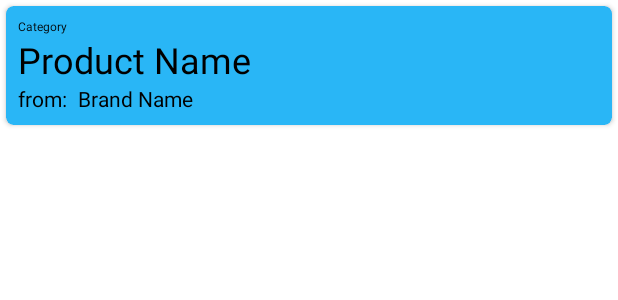
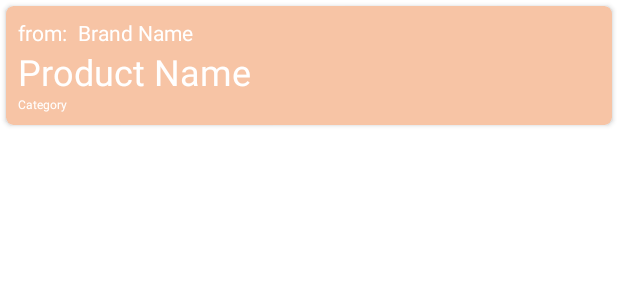
Before and after one commit to hassambitw/shop-manager-android-application, an Android app: the layout product_item.xml on its own in the app's theme, with its tools: preview values and no code run, on a phone screen of 412 x 824 dp. Shown: the top 300 px of the screen. Run offline under Robolectric (Android 15) with nearby library versions, the phone set to English and light mode, and no system bars.

Commit message:
minor tweaks to interface, plus some addition to colours

```diff
--- a/app/src/main/java/com/example/atry/MainActivity.java
+++ b/app/src/main/java/com/example/atry/MainActivity.java
@@ -26,6 +26,7 @@ public class MainActivity extends AppCompatActivity implements NavigationView.On
         drawer = findViewById(R.id.drawer_layout); //menu
         Toolbar toolbar = findViewById(R.id.toolbar); //makes your own toolbar, needed inorder to make your nav drawer functional
         //also remove the other actionbar using NoActionBar theme
+        toolbar.setBackgroundColor(getResources().getColor(R.color.weirdbluevariant));
         setSupportActionBar(toolbar);
 
         NavigationView nav_view = findViewById(R.id.nav_view);
--- a/app/src/main/res/layout/nav_header.xml
+++ b/app/src/main/res/layout/nav_header.xml
@@ -2,7 +2,7 @@
 <LinearLayout xmlns:android="http://schemas.android.com/apk/res/android"
     android:layout_width="match_parent"
     android:layout_height="176dp"
-    android:background="@color/purple_200"
+    android:background="@color/weirdyellowvariant"
     android:orientation="vertical"
     android:padding="16dp"
     android:theme="@style/ThemeOverlay.AppCompat.Dark">
@@ -14,6 +14,7 @@
         android:paddingTop="48dp"
         android:text="Welcome!"
         android:textAppearance="@style/TextAppearance.AppCompat.Body1"
+        android:textColor="@color/black"
         android:textSize="36sp"></TextView>
 
     <TextView
@@ -22,6 +23,7 @@
         android:layout_height="wrap_content"
         android:paddingTop="4dp"
         android:text="Manager"
+        android:textColor="@color/black"
         android:textSize="20sp"></TextView>
 
 </LinearLayout>
--- a/app/src/main/res/layout/product_item.xml
+++ b/app/src/main/res/layout/product_item.xml
@@ -6,7 +6,7 @@
     android:layout_margin="4dp"
     android:orientation="vertical"
     android:padding="8dp"
-    app:cardBackgroundColor="#29B6F6"
+    app:cardBackgroundColor="@color/weirdyellow"
     app:cardCornerRadius="5dp">
 
     <LinearLayout
@@ -14,22 +14,6 @@
         android:layout_height="match_parent"
         android:orientation="vertical"
         android:padding="8dp">
-
-        <TextView
-            android:id="@+id/category"
-            android:layout_width="match_parent"
-            android:layout_height="wrap_content"
-            android:text="Category"
-            android:textColor="@color/black"
-            android:textSize="8sp" />
-
-        <TextView
-            android:id="@+id/productName"
-            android:layout_width="match_parent"
-            android:layout_height="wrap_content"
-            android:text="Product Name"
-            android:textColor="@color/black"
-            android:textSize="24sp" />
 
         <LinearLayout
             android:layout_width="match_parent"
@@ -41,7 +25,7 @@
                 android:layout_width="wrap_content"
                 android:layout_height="wrap_content"
                 android:text="from: "
-                android:textColor="@color/black" />
+                android:textColor="@color/white" />
 
             <TextView
                 android:id="@+id/brandName"
@@ -49,9 +33,25 @@
                 android:layout_height="wrap_content"
                 android:paddingLeft="4dp"
                 android:text="Brand Name"
-                android:textColor="@color/black" />
+                android:textColor="@color/white" />
 
         </LinearLayout>
+
+        <TextView
+            android:id="@+id/productName"
+            android:layout_width="match_parent"
+            android:layout_height="wrap_content"
+            android:text="Product Name"
+            android:textColor="@color/white"
+            android:textSize="24sp" />
+
+        <TextView
+            android:id="@+id/category"
+            android:layout_width="match_parent"
+            android:layout_height="wrap_content"
+            android:text="Category"
+            android:textColor="@color/white"
+            android:textSize="8sp" />
     </LinearLayout>
 
 </androidx.cardview.widget.CardView>
--- a/app/src/main/res/values/colors.xml
+++ b/app/src/main/res/values/colors.xml
@@ -7,4 +7,9 @@
     <color name="teal_700">#FF018786</color>
     <color name="black">#FF000000</color>
     <color name="white">#FFFFFFFF</color>
+
+    <color name="weirdblue">#2B2D42</color>
+    <color name="weirdbluevariant">#43498E</color>
+    <color name="weirdyellow">#f7c4a5</color>
+    <color name="weirdyellowvariant">#F8E4D7</color>
 </resources>
--- a/app/src/main/res/values/themes.xml
+++ b/app/src/main/res/values/themes.xml
@@ -2,12 +2,12 @@
     <!-- Base application theme. -->
     <style name="Theme.Try" parent="Theme.MaterialComponents.DayNight.DarkActionBar">
         <!-- Primary brand color. -->
-        <item name="colorPrimary">@color/purple_500</item>
-        <item name="colorPrimaryVariant">@color/purple_700</item>
+        <item name="colorPrimary">#2B2D42</item>
+        <item name="colorPrimaryVariant">#43498E</item>
         <item name="colorOnPrimary">@color/white</item>
         <!-- Secondary brand color. -->
-        <item name="colorSecondary">@color/teal_200</item>
-        <item name="colorSecondaryVariant">@color/teal_700</item>
+        <item name="colorSecondary">#f7c4a5</item>
+        <item name="colorSecondaryVariant">#F8E4D7</item>
         <item name="colorOnSecondary">@color/black</item>
         <!-- Status bar color. -->
         <item name="android:statusBarColor" tools:targetApi="l">?attr/colorPrimaryVariant</item>
```
Also changed, not shown: app/src/main/res/layout/fragment_products.xml (+10 -8 lines).
